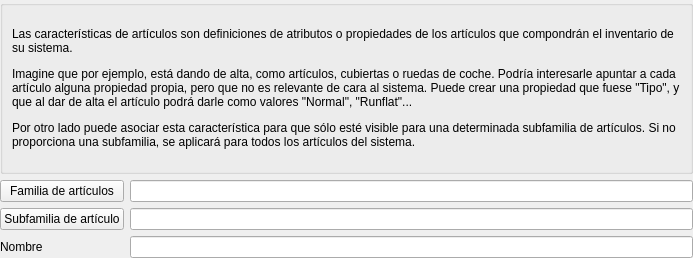
Qt form es.alephsistemas.gestion.almacen/articuloscaracteristicasdefiniciones.dbrecord.ui (dpinelo/AlephERP-MainModules) before a commit.
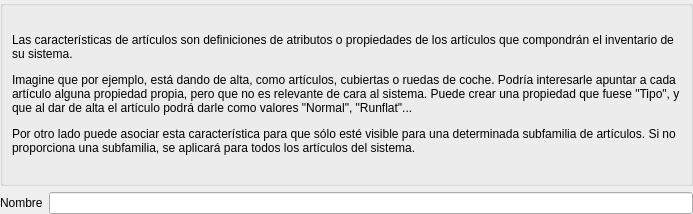
The same form after that commit. Custom widgets are drawn as their Qt base class.

```diff
--- a/es.alephsistemas.gestion.almacen/articuloscaracteristicasdefiniciones.dbrecord.ui
+++ b/es.alephsistemas.gestion.almacen/articuloscaracteristicasdefiniciones.dbrecord.ui
@@ -7,7 +7,7 @@
     <x>0</x>
     <y>0</y>
     <width>693</width>
-    <height>258</height>
+    <height>214</height>
    </rect>
   </property>
   <property name="windowTitle">
@@ -36,7 +36,7 @@
      </layout>
     </widget>
    </item>
-   <item row="3" column="0">
+   <item row="1" column="0">
     <widget class="QLabel" name="label_2">
      <property name="text">
       <string>Nombre</string>
@@ -46,7 +46,7 @@
      </property>
     </widget>
    </item>
-   <item row="3" column="1">
+   <item row="1" column="1">
     <widget class="DBLineEdit" name="db_nombre">
      <property name="focusPolicy">
       <enum>Qt::StrongFocus</enum>
@@ -59,60 +59,9 @@
      </property>
     </widget>
    </item>
-   <item row="2" column="1">
-    <widget class="DBLineEdit" name="db_subfamilia">
-     <property name="fieldName">
-      <string>subfamiliasarticulos.father.nombre</string>
-     </property>
-    </widget>
-   </item>
-   <item row="2" column="0">
-    <widget class="DBChooseRecordButton" name="db_idsubfamilia">
-     <property name="focusPolicy">
-      <enum>Qt::StrongFocus</enum>
-     </property>
-     <property name="text">
-      <string>Subfamilia de artículo</string>
-     </property>
-     <property name="fieldName">
-      <string>idsubfamilia</string>
-     </property>
-     <property name="dataEditable">
-      <bool>true</bool>
-     </property>
-    </widget>
-   </item>
-   <item row="1" column="0">
-    <widget class="DBChooseRecordButton" name="db_idfamilia">
-     <property name="focusPolicy">
-      <enum>Qt::StrongFocus</enum>
-     </property>
-     <property name="text">
-      <string>Familia de artículos</string>
-     </property>
-     <property name="fieldName">
-      <string>idfamilia</string>
-     </property>
-     <property name="dataEditable">
-      <bool>true</bool>
-     </property>
-    </widget>
-   </item>
-   <item row="1" column="1">
-    <widget class="DBLineEdit" name="db_familia">
-     <property name="fieldName">
-      <string>familiasarticulos.father.nombre</string>
-     </property>
-    </widget>
-   </item>
   </layout>
  </widget>
  <customwidgets>
-  <customwidget>
-   <class>DBChooseRecordButton</class>
-   <extends>QPushButton</extends>
-   <header>widgets/dbchooserecordbutton.h</header>
-  </customwidget>
   <customwidget>
    <class>DBLineEdit</class>
    <extends>QLineEdit</extends>
```
Left out of the diff: 17 changed lines with no effect on the pictures.
